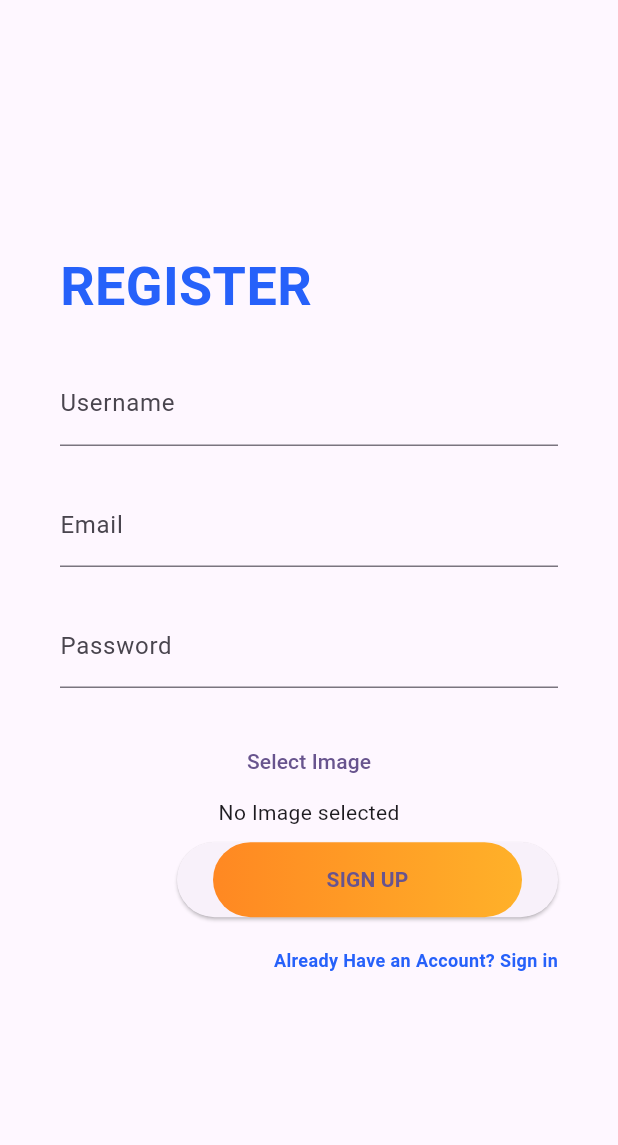
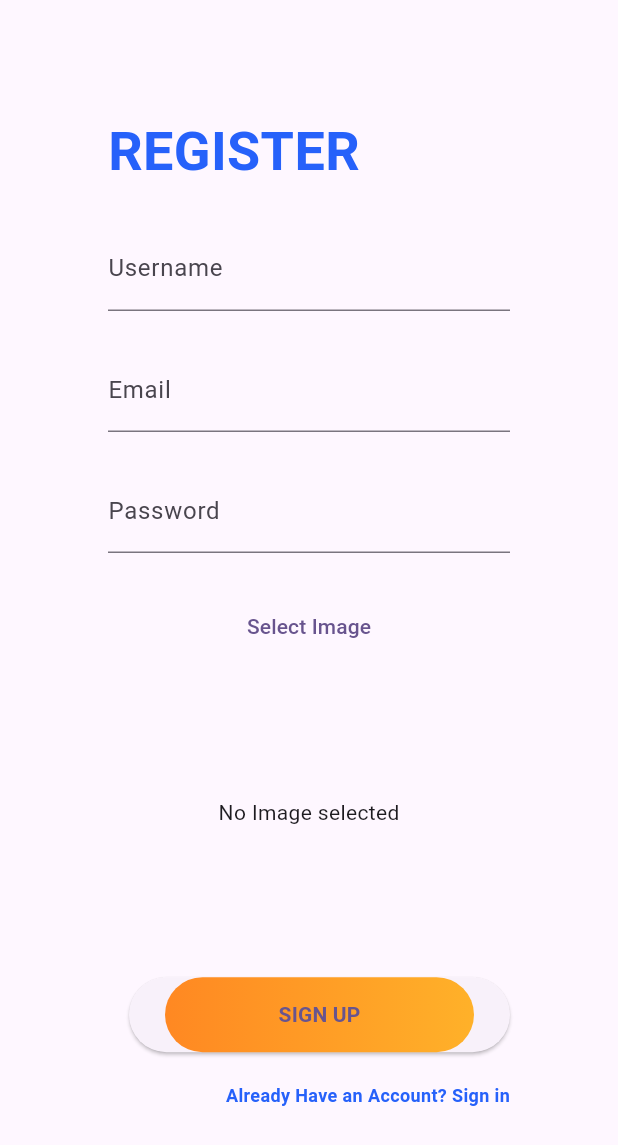
Before and after one commit to Sambachpx/ecurie_app, a Flutter app: the LoginScreen screen opened directly, after a tap on "Don't Have an Account? Sign up", on a phone screen of 412 x 824 dp. Shown: the top 1145 px of the screen. Run offline on Flutter 3.47's test engine with Material 2 defaults, Android fonts, the phone set to English and light mode, and no system bars; our stand-ins replace image_picker; missing offline and left inert: mongo_dart.

Commit message:
:+1:  Avancement de la page register

```diff
--- a/lib/login.dart
+++ b/lib/login.dart
@@ -1,3 +1,4 @@
+import 'package:ecurie_app/forgotmdp.dart';
 import 'package:flutter/material.dart';
 import 'register.dart';
 import 'background.dart';
@@ -59,12 +60,17 @@
             Container(
               alignment: Alignment.centerRight,
               margin: EdgeInsets.symmetric(horizontal: 40, vertical: 10),
+              child: GestureDetector(
+                onTap: () => {
+                  Navigator.push(context, MaterialPageRoute(builder: (context) => ForgotPage()))
+                },
               child: Text(
                 "Forgot your password?",
                 style: TextStyle(
                     fontSize: 12,
                     color: Color(0XFF2661FA)
                 ),
+              ),
               ),
             ),
 
--- a/lib/register.dart
+++ b/lib/register.dart
@@ -16,11 +16,12 @@
   @override
   Widget build(BuildContext context) {
     Size size = MediaQuery.of(context).size;
-
+    //mainAxisAlignment: MainAxisAlignment.center,
     return Scaffold(
       body: Background(
+        child : SingleChildScrollView(
+          padding: EdgeInsets.all(32),
         child: Column(
-          mainAxisAlignment: MainAxisAlignment.center,
           children: <Widget>[
             Container(
               alignment: Alignment.centerLeft,
@@ -78,10 +79,19 @@
               child: Text('Select Image'),
               onPressed: _pickImageFromGallery,
             ),
+            Container(
+              alignment: Alignment.center,
+              height: 200.0,
+              width: 200.0,
+              margin: EdgeInsets.symmetric(horizontal: 40),
+              child: ClipRRect(
+                borderRadius: BorderRadius.circular(100.0),
+                child: _image == null
+                    ? Center(child: Text('No Image selected'))
+                    : Image.file(_image!, fit: BoxFit.cover),
+              ),
+            ),
 
-            _image == null
-                ? Text('No Image selected')
-                : Image.file(_image!),
 
             Container(
               alignment: Alignment.centerRight,
@@ -135,6 +145,7 @@
           ],
         ),
       ),
+      ),
     );
   }
 
```
Also changed, not shown: lib/forgotmdp.dart (added, +114 -0 lines), lib/home_page.dart (+46 -25 lines), 4 other files.
